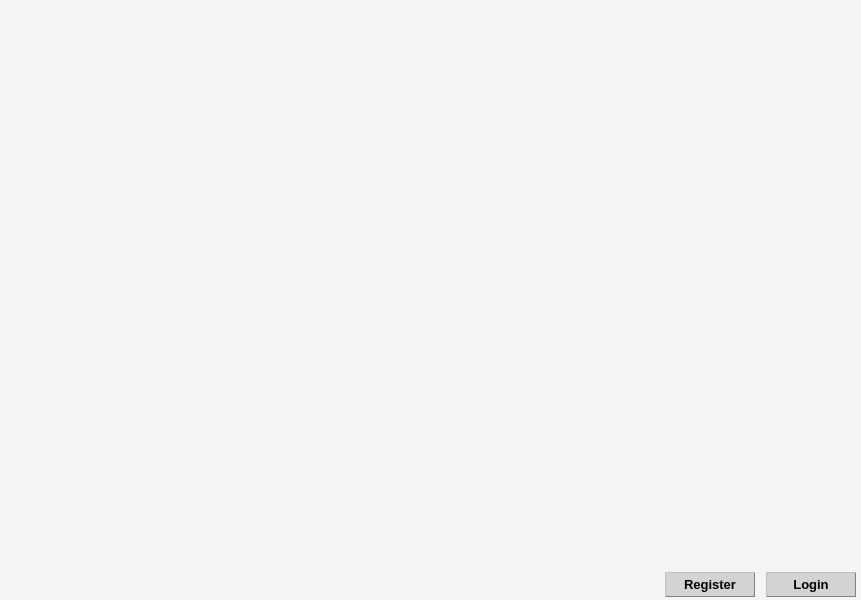
Above: CLIENT/RHE_Client/mainwindow.ui from qvinn/RHE before the change. Below: the same form after it.
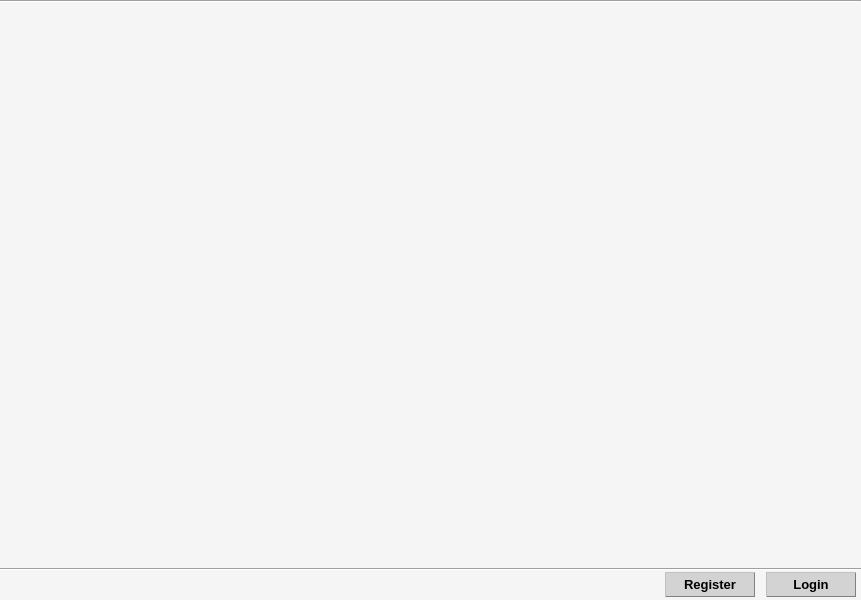
That is the form after the change. The open tabs and pages were chosen to show the change.

The edit to the form file:
```diff
--- a/CLIENT/RHE_Client/mainwindow.ui
+++ b/CLIENT/RHE_Client/mainwindow.ui
@@ -13,18 +13,18 @@
   <property name="minimumSize">
    <size>
     <width>604</width>
-    <height>296</height>
+    <height>306</height>
    </size>
   </property>
   <property name="palette">
    <palette>
     <active>
-     <colorrole role="Button">
+     <colorrole role="WindowText">
       <brush brushstyle="SolidPattern">
        <color alpha="255">
-        <red>255</red>
-        <green>255</green>
-        <blue>255</blue>
+        <red>0</red>
+        <green>0</green>
+        <blue>0</blue>
        </color>
       </brush>
      </colorrole>
@@ -48,12 +48,12 @@
      </colorrole>
     </active>
     <inactive>
-     <colorrole role="Button">
+     <colorrole role="WindowText">
       <brush brushstyle="SolidPattern">
        <color alpha="255">
-        <red>255</red>
-        <green>255</green>
-        <blue>255</blue>
+        <red>0</red>
+        <green>0</green>
+        <blue>0</blue>
        </color>
       </brush>
      </colorrole>
@@ -77,9 +77,9 @@
      </colorrole>
     </inactive>
     <disabled>
-     <colorrole role="Button">
+     <colorrole role="WindowText">
       <brush brushstyle="SolidPattern">
-       <color alpha="255">
+       <color alpha="127">
         <red>255</red>
         <green>255</green>
         <blue>255</blue>
@@ -111,70 +111,6 @@
    <string>MainWindow</string>
   </property>
   <widget class="QWidget" name="centralwidget">
-   <property name="palette">
-    <palette>
-     <active>
-      <colorrole role="Base">
-       <brush brushstyle="SolidPattern">
-        <color alpha="255">
-         <red>245</red>
-         <green>245</green>
-         <blue>245</blue>
-        </color>
-       </brush>
-      </colorrole>
-      <colorrole role="Window">
-       <brush brushstyle="SolidPattern">
-        <color alpha="255">
-         <red>245</red>
-         <green>245</green>
-         <blue>245</blue>
-        </color>
-       </brush>
-      </colorrole>
-     </active>
-     <inactive>
-      <colorrole role="Base">
-       <brush brushstyle="SolidPattern">
-        <color alpha="255">
-         <red>245</red>
-         <green>245</green>
-         <blue>245</blue>
-        </color>
-       </brush>
-      </colorrole>
-      <colorrole role="Window">
-       <brush brushstyle="SolidPattern">
-        <color alpha="255">
-         <red>245</red>
-         <green>245</green>
-         <blue>245</blue>
-        </color>
-       </brush>
-      </colorrole>
-     </inactive>
-     <disabled>
-      <colorrole role="Base">
-       <brush brushstyle="SolidPattern">
-        <color alpha="255">
-         <red>245</red>
-         <green>245</green>
-         <blue>245</blue>
-        </color>
-       </brush>
-      </colorrole>
-      <colorrole role="Window">
-       <brush brushstyle="SolidPattern">
-        <color alpha="255">
-         <red>245</red>
-         <green>245</green>
-         <blue>245</blue>
-        </color>
-       </brush>
-      </colorrole>
-     </disabled>
-    </palette>
-   </property>
    <widget class="QWidget" name="horizontalLayoutWidget">
     <property name="geometry">
      <rect>
@@ -818,99 +754,15 @@
      <property name="spacing">
       <number>0</number>
      </property>
+     <item>
+      <widget class="Line" name="line_1">
+       <property name="orientation">
+        <enum>Qt::Horizontal</enum>
+       </property>
+      </widget>
+     </item>
      <item>
       <widget class="QStackedWidget" name="stackedWidget">
-       <property name="palette">
-        <palette>
-         <active>
-          <colorrole role="Button">
-           <brush brushstyle="SolidPattern">
-            <color alpha="255">
-             <red>245</red>
-             <green>245</green>
-             <blue>245</blue>
-            </color>
-           </brush>
-          </colorrole>
-          <colorrole role="Base">
-           <brush brushstyle="SolidPattern">
-            <color alpha="255">
-             <red>245</red>
-             <green>245</green>
-             <blue>245</blue>
-            </color>
-           </brush>
-          </colorrole>
-          <colorrole role="Window">
-           <brush brushstyle="SolidPattern">
-            <color alpha="255">
-             <red>245</red>
-             <green>245</green>
-             <blue>245</blue>
-            </color>
-           </brush>
-          </colorrole>
-         </active>
-         <inactive>
-          <colorrole role="Button">
-           <brush brushstyle="SolidPattern">
-            <color alpha="255">
-             <red>245</red>
-             <green>245</green>
-             <blue>245</blue>
-            </color>
-           </brush>
-          </colorrole>
-          <colorrole role="Base">
-           <brush brushstyle="SolidPattern">
-            <color alpha="255">
-             <red>245</red>
-             <green>245</green>
-             <blue>245</blue>
-            </color>
-           </brush>
-          </colorrole>
-          <colorrole role="Window">
-           <brush brushstyle="SolidPattern">
-            <color alpha="255">
-             <red>245</red>
-             <green>245</green>
-             <blue>245</blue>
-            </color>
-           </brush>
-          </colorrole>
-         </inactive>
-         <disabled>
-          <colorrole role="Button">
-           <brush brushstyle="SolidPattern">
-            <color alpha="255">
-             <red>245</red>
-             <green>245</green>
-             <blue>245</blue>
-            </color>
-           </brush>
-          </colorrole>
-          <colorrole role="Base">
-           <brush brushstyle="SolidPattern">
-            <color alpha="255">
-             <red>245</red>
-             <green>245</green>
-             <blue>245</blue>
-            </color>
-           </brush>
-          </colorrole>
-          <colorrole role="Window">
-           <brush brushstyle="SolidPattern">
-            <color alpha="255">
-             <red>245</red>
-             <green>245</green>
-             <blue>245</blue>
-            </color>
-           </brush>
-          </colorrole>
-         </disabled>
-        </palette>
-       </property>
        <property name="currentIndex">
         <number>1</number>
        </property>
@@ -918,6 +770,13 @@
        <widget class="QWidget" name="rhe_widget_page"/>
       </widget>
      </item>
+     <item>
+      <widget class="Line" name="line_2">
+       <property name="orientation">
+        <enum>Qt::Horizontal</enum>
+       </property>
+      </widget>
+     </item>
     </layout>
    </widget>
   </widget>
```
Left out of the diff: 2 changed lines with no effect on the pictures.
